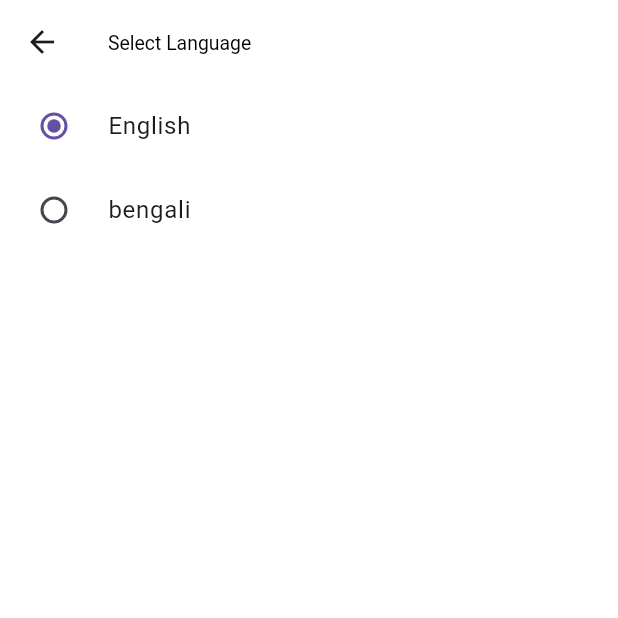
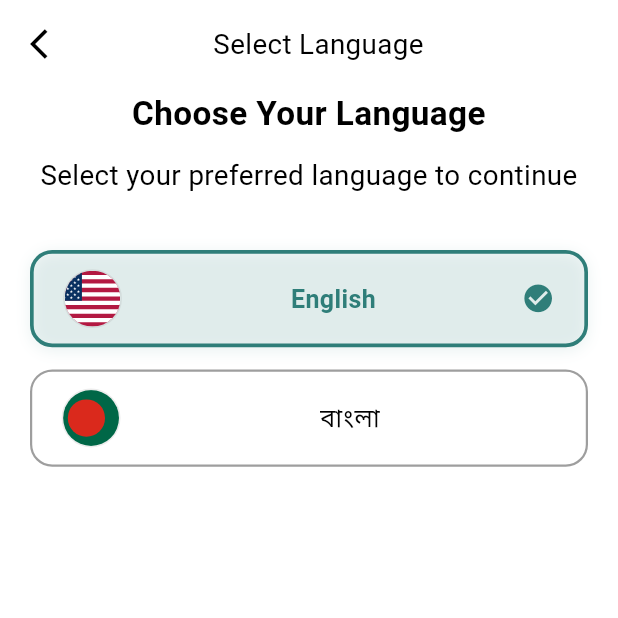
Before and after one commit to uvcorn/hishabi, a Flutter app: the LanguageScreen screen opened by its route, on a phone screen of 412 x 824 dp, the top half of it. Run offline on Flutter 3.47's test engine with Material 3 defaults, Android fonts, the phone set to English and light mode, and no system bars; our stand-ins replace cached_network_image, fl_chart, flutter_screenutil, flutter_svg, google_fonts, shared_preferences and 1 more; accounts and stored records are empty; statements that could not run were skipped.

Commit message:
language screen redesign.

```diff
--- /dev/null
+++ b/lib/core/constants/app_icons.dart
@@ -0,0 +1,5 @@
+class AppIcons {
+  static const String basePath = "assets/icons";
+  static const String usaFlag = '$basePath/usa_flag.svg';
+  static const String bdFlag = '$basePath/bd_flag.svg';
+}
--- a/lib/core/constants/app_strings.dart
+++ b/lib/core/constants/app_strings.dart
@@ -33,11 +33,14 @@ class AppStrings {
   static const String expensesAmount = 'expensesAmount';
   static const String transactionsHistory = 'transactionsHistory';
   static const String seeAll = 'seeAll';
-
   static const String profile = 'profile';
   static const String editProfile = 'editProfile';
   static const String changeLanguage = 'changeLanguage';
   static const String selectLanguage = 'selectLanguage';
   static const String english = 'english';
   static const String bengali = 'bengali';
+
+  static const String chooseYourLanguage = 'chooseYourLanguage';
+  static const String selectYourPreferredLanguageToContinue =
+      'selectYourPreferredLanguageToContinue';
 }
--- a/lib/core/localization/translations/bn_translations.dart
+++ b/lib/core/localization/translations/bn_translations.dart
@@ -35,4 +35,7 @@ const Map<String, String> bnTranslations = {
   'selectLanguage': 'ভাষা নির্বাচন করুন',
   'english': 'ইংরেজি',
   'bengali': 'বাংলা',
+  'chooseYourLanguage': 'আপনার ভাষা নির্বাচন করুন',
+  'selectYourPreferredLanguageToContinue':
+      'চালিয়ে যেতে আপনার পছন্দের ভাষা নির্বাচন করুন',
 };
--- a/lib/core/localization/translations/en_translations.dart
+++ b/lib/core/localization/translations/en_translations.dart
@@ -36,4 +36,7 @@ const Map<String, String> enTranslations = {
   'selectLanguage': 'Select Language',
   'english': 'English',
   'bangla': 'Bangla',
+  'chooseYourLanguage': 'Choose Your Language',
+  'selectYourPreferredLanguageToContinue':
+      'Select your preferred language to continue',
 };
--- a/lib/features/menu/presentation/screens/language_screen.dart
+++ b/lib/features/menu/presentation/screens/language_screen.dart
@@ -1,53 +1,126 @@
-// ignore_for_file: deprecated_member_use
-
 import 'package:flutter/material.dart';
+import 'package:flutter_screenutil/flutter_screenutil.dart';
+import 'package:hishabi/core/constants/app_icons.dart';
+import 'package:provider/provider.dart';
 import 'package:hishabi/core/localization/string_extension.dart';
-import 'package:provider/provider.dart';
 
 import '../../../../core/constants/app_colors.dart';
 import '../../../../core/constants/app_strings.dart';
 import '../../../../core/localization/language_provider.dart';
 import '../../../../core/widgets/texts_widgets/custom_text.dart';
+import '../widgets/language_option_tile.dart';
 
-class LanguageScreen extends StatelessWidget {
+class LanguageScreen extends StatefulWidget {
   const LanguageScreen({super.key});
   static const String routeName = '/language-screen';
 
   @override
+  State<LanguageScreen> createState() => _LanguageScreenState();
+}
+
+class _LanguageScreenState extends State<LanguageScreen> {
+  bool _isChangingLanguage = false;
+
+  Future<void> _handleLanguageChange(
+    LanguageProvider provider,
+    String langCode,
+  ) async {
+    if (_isChangingLanguage) return; // Prevent multiple simultaneous changes
+
+    setState(() {
+      _isChangingLanguage = true;
+    });
+
+    try {
+      await provider.changeLanguage(langCode);
+    } finally {
+      if (mounted) {
+        setState(() {
+          _isChangingLanguage = false;
+        });
+      }
+    }
+  }
+
+  @override
   Widget build(BuildContext context) {
     final provider = Provider.of<LanguageProvider>(context);
-    final current = provider.locale.languageCode;
+    final selectedLang = provider.locale.languageCode;
 
-    final languages = {
-      'en': AppStrings.english.tr,
-      'bn': AppStrings.bengali.tr,
-    };
-
-    return WillPopScope(
-      onWillPop: () async {
-        Navigator.pop(context, true); // Return true to indicate rebuild needed
-        return false; // Prevent default pop since we already handled it
+    return PopScope(
+      canPop: false,
+      onPopInvokedWithResult: (didPop, result) {
+        if (!didPop) {
+          Navigator.pop(context, true);
+        }
       },
       child: Scaffold(
         backgroundColor: AppColors.white,
-        appBar: AppBar(
-          title: CustomText(text: AppStrings.selectLanguage.tr),
-          backgroundColor: AppColors.white,
-        ),
-        body: ListView(
-          children: languages.entries.map((entry) {
-            return RadioListTile<String>(
-              title: Text(entry.value),
-              value: entry.key,
-              groupValue: current,
-              onChanged: (val) async {
-                await provider.changeLanguage(val!);
-                WidgetsBinding.instance.addPostFrameCallback((_) {
-                  (context as Element).markNeedsBuild();
-                });
-              },
-            );
-          }).toList(),
+        body: SafeArea(
+          child: Padding(
+            padding: const EdgeInsets.symmetric(horizontal: 20, vertical: 16),
+            child: Column(
+              crossAxisAlignment: CrossAxisAlignment.start,
+              children: [
+                /// Back Button & Title
+                Row(
+                  children: [
+                    GestureDetector(
+                      onTap: () => Navigator.pop(context, true),
+                      child: Icon(Icons.arrow_back_ios, color: AppColors.black),
+                    ),
+                    SizedBox(width: 100.w),
+                    CustomText(
+                      text: AppStrings.selectLanguage.tr,
+                      fontSize: 20,
+                    ),
+                  ],
+                ),
+                SizedBox(height: 20.h),
+
+                /// Heading Texts
+                Center(
+                  child: Column(
+                    children: [
+                      CustomText(
+                        text: AppStrings.chooseYourLanguage.tr,
+                        fontSize: 24,
+                        fontWeight: FontWeight.w600,
+                      ),
+                      SizedBox(height: 12.h),
+                      CustomText(
+                        text:
+                            AppStrings.selectYourPreferredLanguageToContinue.tr,
+                        fontSize: 20,
+                      ),
+                    ],
+                  ),
+                ),
+                SizedBox(height: 40.h),
+
+                /// Language Options
+                Column(
+                  children: [
+                    LanguageOptionTile(
+                      image: AppIcons.usaFlag,
+                      label: "English",
+                      isSelected: selectedLang == 'en',
+                      isEnabled: !_isChangingLanguage,
+                      onTap: () => _handleLanguageChange(provider, 'en'),
+                    ),
+                    SizedBox(height: 16.h),
+                    LanguageOptionTile(
+                      image: AppIcons.bdFlag,
+                      label: "বাংলা",
+                      isSelected: selectedLang == 'bn',
+                      isEnabled: !_isChangingLanguage,
+                      onTap: () => _handleLanguageChange(provider, 'bn'),
+                    ),
+                  ],
+                ),
+              ],
+            ),
+          ),
         ),
       ),
     );
--- /dev/null
+++ b/lib/features/menu/presentation/widgets/language_option_tile.dart
@@ -0,0 +1,95 @@
+import 'package:flutter/material.dart';
+import 'package:flutter_screenutil/flutter_screenutil.dart';
+import 'package:hishabi/core/widgets/image_widgets/custom_image.dart';
+
+import '../../../../core/constants/app_colors.dart';
+import '../../../../core/widgets/texts_widgets/custom_text.dart';
+
+class LanguageOptionTile extends StatelessWidget {
+  final String image;
+  final String label;
+  final bool isSelected;
+  final bool isEnabled;
+  final VoidCallback onTap;
+
+  const LanguageOptionTile({
+    super.key,
+    required this.image,
+    required this.label,
+    required this.isSelected,
+    this.isEnabled = true,
+    required this.onTap,
+  });
+
+  @override
+  Widget build(BuildContext context) {
+    return GestureDetector(
+      onTap: isEnabled ? onTap : null,
+      child: Container(
+        height: 70.h,
+        decoration: BoxDecoration(
+          color: isSelected
+              ? AppColors.primary.withOpacity(0.05)
+              : AppColors.white,
+          borderRadius: BorderRadius.circular(16.r),
+          border: Border.all(
+            color: isSelected ? AppColors.primary : AppColors.mediumGray,
+            width: isSelected ? 2.5.w : 1.5.w,
+          ),
+          boxShadow: isSelected
+              ? [
+                  BoxShadow(
+                    color: AppColors.primary.withOpacity(0.1),
+                    blurRadius: 8,
+                    offset: const Offset(0, 2),
+                  ),
+                ]
+              : [],
+        ),
+        child: Padding(
+          padding: EdgeInsets.symmetric(horizontal: 20.w),
+          child: Row(
+            children: [
+              // Flag Container with better proportions
+              Container(
+                width: 40.w,
+                height: 40.w,
+                decoration: BoxDecoration(
+                  shape: BoxShape.circle,
+                  border: Border.all(
+                    color: AppColors.mediumGray.withOpacity(0.2),
+                    width: 1,
+                  ),
+                ),
+                child: ClipOval(
+                  child: CustomImage(
+                    imageSrc: image,
+                    sizeWidth: 40.w,
+                    sizeHeight: 40.w,
+                    fit: BoxFit.cover,
+                  ),
+                ),
+              ),
+
+              SizedBox(width: 16.w),
+
+              // Language Label
+              Expanded(
+                child: CustomText(
+                  text: label,
+                  fontSize: 18,
+                  fontWeight: isSelected ? FontWeight.w600 : FontWeight.w400,
+                  color: isSelected ? AppColors.primary : AppColors.black,
+                ),
+              ),
+
+              // Checkmark icon when selected
+              if (isSelected)
+                Icon(Icons.check_circle, color: AppColors.primary, size: 24.r),
+            ],
+          ),
+        ),
+      ),
+    );
+  }
+}
```
Also changed, not shown: assets/icons/bd_flag.svg (added), assets/icons/usa_flag.svg (added).
